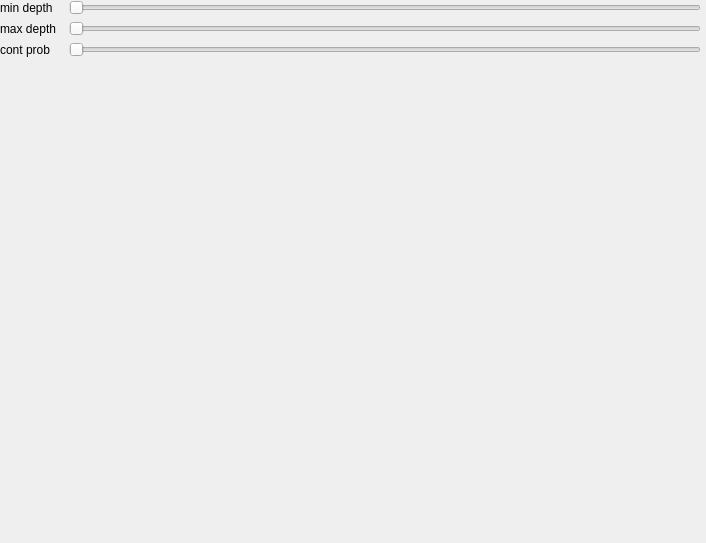
The window that src/app/editor/src/renderer/renderer_widget/PathTracer.ui (AirGuanZ/Atrc) describes before a commit, drawn with Qt 5.
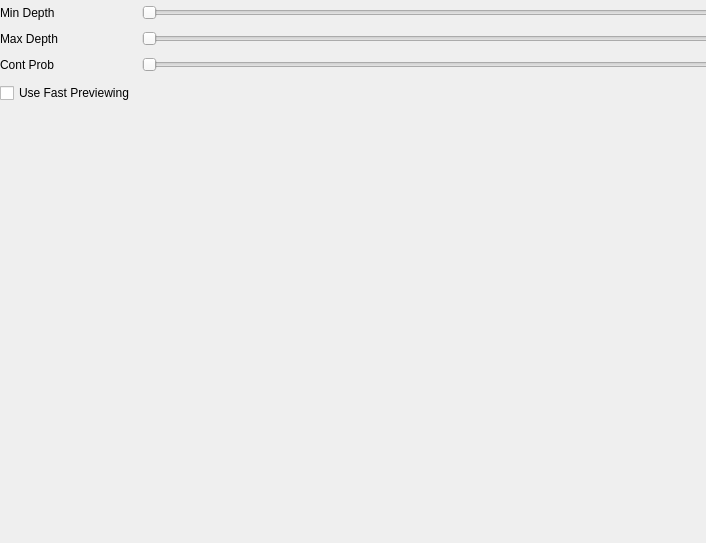
The same window after the commit.

Diff of the .ui file:
```diff
--- a/src/app/editor/src/renderer/renderer_widget/PathTracer.ui
+++ b/src/app/editor/src/renderer/renderer_widget/PathTracer.ui
@@ -24,59 +24,41 @@
     <rect>
      <x>0</x>
      <y>0</y>
-     <width>701</width>
-     <height>541</height>
+     <width>721</width>
+     <height>108</height>
     </rect>
    </property>
-   <layout class="QFormLayout" name="formLayout">
-    <item row="1" column="0">
-     <widget class="QLabel" name="label">
-      <property name="text">
-       <string>min depth  </string>
-      </property>
-     </widget>
-    </item>
+   <layout class="QGridLayout" name="gridLayout">
     <item row="1" column="1">
-     <widget class="QSlider" name="min_depth_slider">
-      <property name="minimum">
-       <number>1</number>
+     <widget class="QLabel" name="display_max_depth">
+      <property name="sizePolicy">
+       <sizepolicy hsizetype="Fixed" vsizetype="Preferred">
+        <horstretch>0</horstretch>
+        <verstretch>0</verstretch>
+       </sizepolicy>
       </property>
-      <property name="maximum">
-       <number>20</number>
+      <property name="minimumSize">
+       <size>
+        <width>72</width>
+        <height>0</height>
+       </size>
       </property>
-      <property name="orientation">
-       <enum>Qt::Horizontal</enum>
+      <property name="text">
+       <string/>
+      </property>
+      <property name="alignment">
+       <set>Qt::AlignCenter</set>
       </property>
      </widget>
     </item>
     <item row="2" column="0">
-     <widget class="QLabel" name="label_2">
-      <property name="text">
-       <string>max depth  </string>
-      </property>
-     </widget>
-    </item>
-    <item row="2" column="1">
-     <widget class="QSlider" name="max_depth_slider">
-      <property name="minimum">
-       <number>1</number>
-      </property>
-      <property name="maximum">
-       <number>20</number>
-      </property>
-      <property name="orientation">
-       <enum>Qt::Horizontal</enum>
-      </property>
-     </widget>
-    </item>
-    <item row="3" column="0">
      <widget class="QLabel" name="label_3">
       <property name="text">
-       <string>cont prob</string>
+       <string>Cont Prob</string>
       </property>
      </widget>
     </item>
-    <item row="3" column="1">
+    <item row="2" column="2">
      <widget class="QSlider" name="cont_prob_slider">
       <property name="minimum">
        <number>1</number>
@@ -89,6 +71,103 @@
       </property>
      </widget>
     </item>
+    <item row="0" column="0">
+     <widget class="QLabel" name="label">
+      <property name="text">
+       <string>Min Depth</string>
+      </property>
+     </widget>
+    </item>
+    <item row="0" column="2">
+     <widget class="QSlider" name="min_depth_slider">
+      <property name="minimum">
+       <number>1</number>
+      </property>
+      <property name="maximum">
+       <number>20</number>
+      </property>
+      <property name="orientation">
+       <enum>Qt::Horizontal</enum>
+      </property>
+     </widget>
+    </item>
+    <item row="0" column="1">
+     <widget class="QLabel" name="display_min_depth">
+      <property name="sizePolicy">
+       <sizepolicy hsizetype="Fixed" vsizetype="Preferred">
+        <horstretch>0</horstretch>
+        <verstretch>0</verstretch>
+       </sizepolicy>
+      </property>
+      <property name="minimumSize">
+       <size>
+        <width>72</width>
+        <height>0</height>
+       </size>
+      </property>
+      <property name="text">
+       <string/>
+      </property>
+      <property name="alignment">
+       <set>Qt::AlignCenter</set>
+      </property>
+     </widget>
+    </item>
+    <item row="1" column="2">
+     <widget class="QSlider" name="max_depth_slider">
+      <property name="minimum">
+       <number>1</number>
+      </property>
+      <property name="maximum">
+       <number>20</number>
+      </property>
+      <property name="orientation">
+       <enum>Qt::Horizontal</enum>
+      </property>
+     </widget>
+    </item>
+    <item row="2" column="1">
+     <widget class="QLabel" name="display_cont_prob">
+      <property name="sizePolicy">
+       <sizepolicy hsizetype="Fixed" vsizetype="Preferred">
+        <horstretch>0</horstretch>
+        <verstretch>0</verstretch>
+       </sizepolicy>
+      </property>
+      <property name="minimumSize">
+       <size>
+        <width>72</width>
+        <height>0</height>
+       </size>
+      </property>
+      <property name="text">
+       <string/>
+      </property>
+      <property name="alignment">
+       <set>Qt::AlignCenter</set>
+      </property>
+     </widget>
+    </item>
+    <item row="1" column="0">
+     <widget class="QLabel" name="label_2">
+      <property name="text">
+       <string>Max Depth</string>
+      </property>
+     </widget>
+    </item>
+    <item row="3" column="0" colspan="3">
+     <widget class="QCheckBox" name="fast_preview">
+      <property name="sizePolicy">
+       <sizepolicy hsizetype="Expanding" vsizetype="Fixed">
+        <horstretch>0</horstretch>
+        <verstretch>0</verstretch>
+       </sizepolicy>
+      </property>
+      <property name="text">
+       <string>Use Fast Previewing</string>
+      </property>
+     </widget>
+    </item>
    </layout>
   </widget>
  </widget>
```
